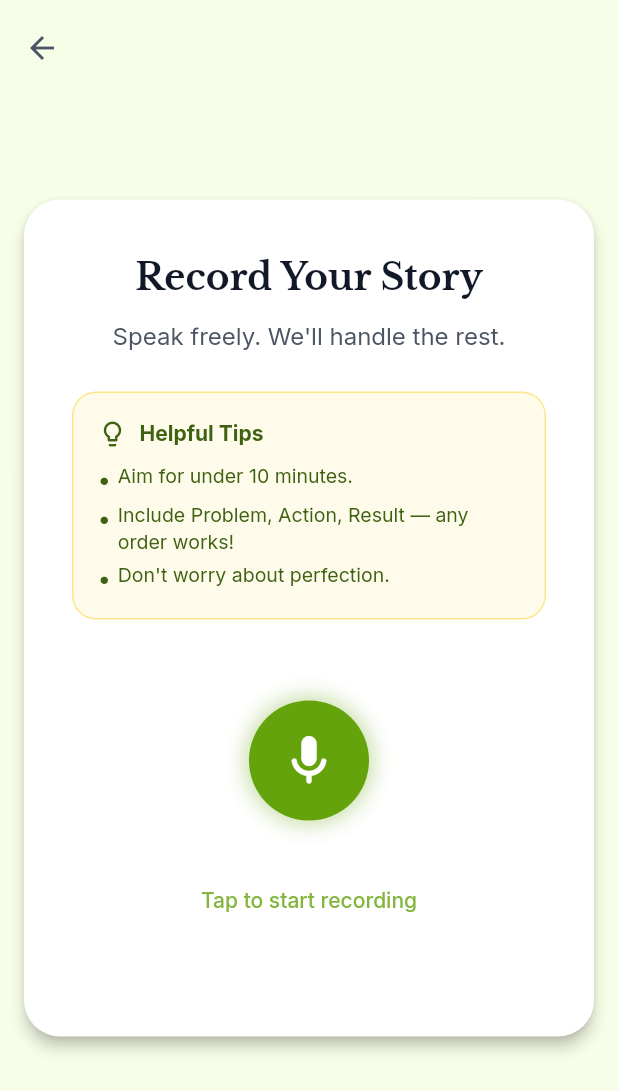
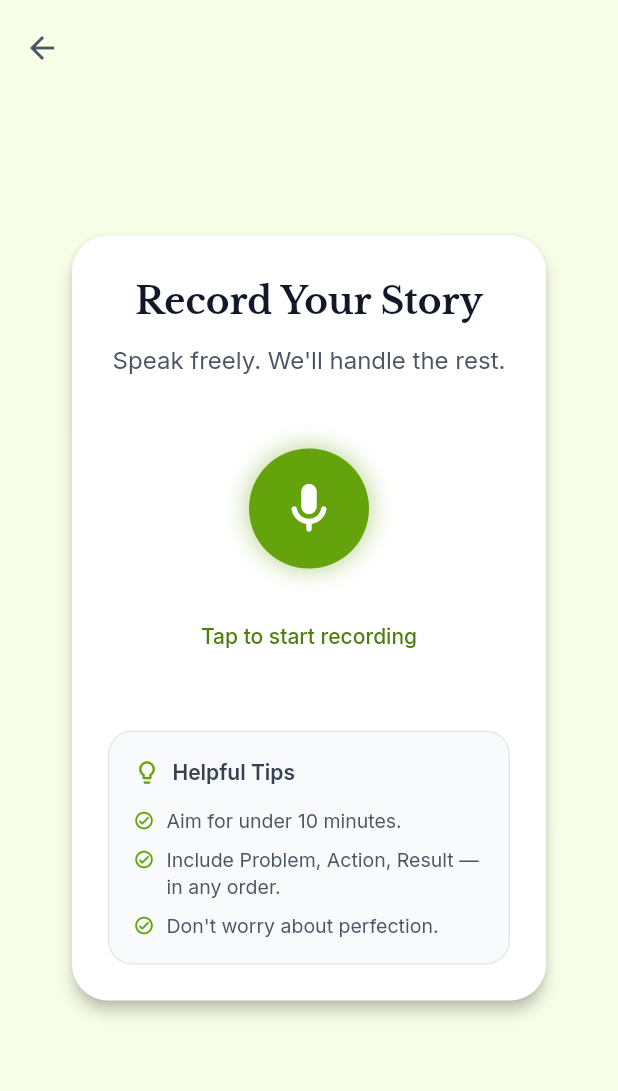
Before and after one commit to nicoladevera/parfolio, a Flutter app: the RecordingScreen screen opened directly, on a phone screen of 412 x 824 dp. Shown: the top 1091 px of the screen. Run offline on Flutter 3.47's test engine with Material 3 defaults, Android fonts, the phone set to English and light mode, and no system bars; our stand-ins replace firebase_auth, firebase_core, firebase_storage, google_fonts, image_picker, just_audio and 1 more; missing offline and left inert: record; accounts and stored records are empty; network calls fail.

Commit message:
Refine Recording Screen UI and Responsive Layout (#21)
- Redesigned RecordingTipsBox with a subtle Gray/Lime palette and moved to card bottom
- Improved responsive padding and external margins for better card framing on narrow screens
- Tightened vertical spacing between header, microphone, and tips for a more cohesive look
- Unified icon colors and updated 'Tap to start recording' text for better contrast
- Updated playback slider colors to match dashboard tag aesthetics
- Updated Design System documentation to reflect UI enhancements

```diff
--- a/frontend/lib/screens/recording_screen.dart
+++ b/frontend/lib/screens/recording_screen.dart
@@ -337,14 +337,14 @@ class _RecordingScreenState extends State<RecordingScreen> {
             // --- Main Content ---
             Center(
               child: SingleChildScrollView(
-                padding: const EdgeInsets.all(16),
+                padding: const EdgeInsets.symmetric(horizontal: 48, vertical: 64),
                 child: ConstrainedBox(
                   constraints: const BoxConstraints(maxWidth: 480),
                   child: Card(
                     elevation: 4,
                     shape: RoundedRectangleBorder(borderRadius: BorderRadius.circular(24)),
                     child: Padding(
-                      padding: const EdgeInsets.all(32),
+                      padding: const EdgeInsets.symmetric(horizontal: 24, vertical: 24),
                       child: Column(
                         mainAxisSize: MainAxisSize.min,
                         children: [
@@ -367,14 +367,9 @@ class _RecordingScreenState extends State<RecordingScreen> {
                             ),
                             textAlign: TextAlign.center,
                           ),
-                          const SizedBox(height: 24),
+                          const SizedBox(height: 16),
 
-                          // Tips (visible only when idle)
-                          if (_state == RecordingState.idle)
-                            const Padding(
-                              padding: EdgeInsets.only(bottom: 24.0),
-                              child: RecordingTipsBox(),
-                            ),
+
 
                           // Mic Button
                           if (_state != RecordingState.completed)
@@ -386,13 +381,13 @@ class _RecordingScreenState extends State<RecordingScreen> {
                                   amplitudeStream: _recordingService.getAmplitudeStream(),
                                 ),
                                 if (_state == RecordingState.idle) ...[
-                                  const SizedBox(height: 12),
+                                    const SizedBox(height: 4),
                                   Text(
                                     'Tap to start recording',
                                     style: GoogleFonts.inter(
                                       fontSize: 14,
                                       fontWeight: FontWeight.w500,
-                                      color: const Color(0xFF65A30D).withOpacity(0.8), // Lime 500
+                                      color: const Color(0xFF4D7C0F), // Darker lime (Lime 600)
                                     ),
                                   ),
                                 ],
@@ -464,7 +459,15 @@ class _RecordingScreenState extends State<RecordingScreen> {
                              ),
                           ],
 
+
                           const SizedBox(height: 8),
+
+                          // Tips (visible only when idle) - Moved to bottom
+                          if (_state == RecordingState.idle)
+                            const Padding(
+                              padding: EdgeInsets.only(top: 4.0),
+                              child: RecordingTipsBox(),
+                            ),
                         ],
                       ),
                     ),
--- a/frontend/lib/widgets/recording/playback_controls.dart
+++ b/frontend/lib/widgets/recording/playback_controls.dart
@@ -32,7 +32,7 @@ class PlaybackControls extends StatelessWidget {
           data: SliderTheme.of(context).copyWith(
             trackHeight: 8.0,
             activeTrackColor: Theme.of(context).colorScheme.primary,
-            inactiveTrackColor: const Color(0xFFDCFCE7), // Lime 100
+            inactiveTrackColor: const Color(0xFFECFCCB), // Light lime (previously DCFCE7)
             thumbColor: Theme.of(context).colorScheme.primary,
             overlayColor: Theme.of(context).colorScheme.primary.withOpacity(0.2),
             thumbShape: const RoundSliderThumbShape(enabledThumbRadius: 8.0),
--- a/frontend/lib/widgets/recording/recording_tips_box.dart
+++ b/frontend/lib/widgets/recording/recording_tips_box.dart
@@ -9,32 +9,32 @@ class RecordingTipsBox extends StatelessWidget {
     return Container(
       padding: const EdgeInsets.all(16),
       decoration: BoxDecoration(
-        color: const Color(0xFFFFFBEB), // Amber 50
+        color: const Color(0xFFF9FAFB), // Gray 50 - much subtler
         borderRadius: BorderRadius.circular(16),
-        border: Border.all(color: const Color(0xFFFDE68A)), // Amber 200
+        border: Border.all(color: const Color(0xFFE5E7EB)), // Gray 200
       ),
       child: Column(
         crossAxisAlignment: CrossAxisAlignment.start,
         children: [
           Row(
             children: [
-              Icon(Icons.lightbulb_outline_rounded, color: const Color(0xFF3F6212), size: 20), // Lime 800
+              Icon(Icons.lightbulb_outline_rounded, color: const Color(0xFF65A30D), size: 18), // Lime 600
               const SizedBox(width: 8),
               Text(
                 'Helpful Tips',
                 style: GoogleFonts.inter(
-                  fontWeight: FontWeight.w700,
-                  color: const Color(0xFF3F6212), // Lime 800
+                  fontWeight: FontWeight.w600,
+                  color: const Color(0xFF374151), // Gray 700
                   fontSize: 14,
                 ),
               ),
             ],
           ),
+          const SizedBox(height: 12),
+          _buildTip('Aim for under 10 minutes.'),
           const SizedBox(height: 8),
-          _buildTip('Aim for under 10 minutes.'),
-          const SizedBox(height: 4),
-          _buildTip('Include Problem, Action, Result — any order works!'),
-          const SizedBox(height: 4),
+          _buildTip('Include Problem, Action, Result — in any order.'),
+          const SizedBox(height: 8),
           _buildTip('Don\'t worry about perfection.'),
         ],
       ),
@@ -45,14 +45,19 @@ class RecordingTipsBox extends StatelessWidget {
     return Row(
       crossAxisAlignment: CrossAxisAlignment.start,
       children: [
-        const Text('• ', style: TextStyle(color: Color(0xFF3F6212), height: 1.4)), // Lime 800
+        const Padding(
+          padding: EdgeInsets.only(top: 2.0),
+          child: Icon(Icons.check_circle_outline_rounded, size: 14, color: Color(0xFF65A30D)), // Lime 600
+        ),
+        const SizedBox(width: 8),
         Expanded(
           child: Text(
             text,
             style: GoogleFonts.inter(
-              color: const Color(0xFF3F6212), // Lime 800
+              color: const Color(0xFF4B5563), // Gray 600
               fontSize: 13,
               height: 1.4,
+              fontWeight: FontWeight.w400,
             ),
           ),
         ),
```
Also changed, not shown: 1 other file.
